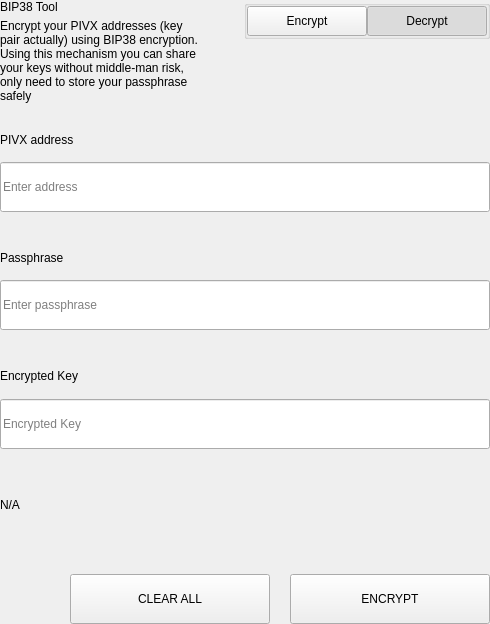
The window that src/qt/pivx/settings/forms/settingsbittoolwidget.ui (THETCR/rpicore) describes before a commit, drawn with Qt 5.
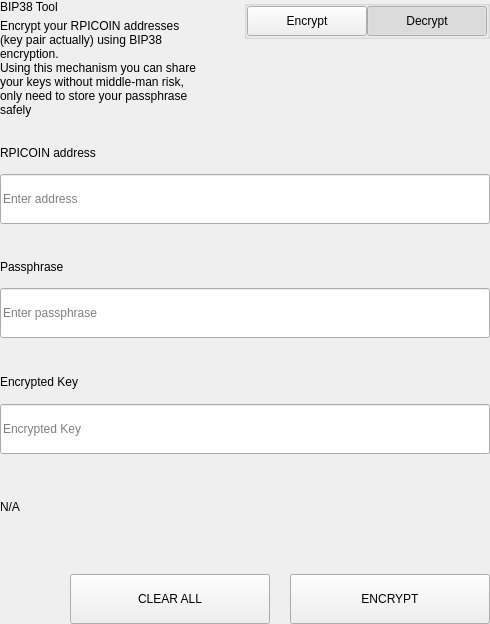
The same window after the commit.

Patch:
```diff
--- a/src/qt/pivx/settings/forms/settingsbittoolwidget.ui
+++ b/src/qt/pivx/settings/forms/settingsbittoolwidget.ui
@@ -69,7 +69,7 @@
             <item>
              <widget class="QLabel" name="labelSubtitle1">
               <property name="text">
-               <string>Encrypt your PIVX addresses (key pair actually) using BIP38 encryption.
+               <string>Encrypt your RPICOIN addresses (key pair actually) using BIP38 encryption.
 Using this mechanism you can share your keys without middle-man risk, only need to store your passphrase safely</string>
               </property>
               <property name="wordWrap">
@@ -657,7 +657,7 @@
                   </size>
                  </property>
                  <property name="text">
-                  <string>PIVX address</string>
+                  <string>RPICOIN address</string>
                  </property>
                 </widget>
                </item>
```
